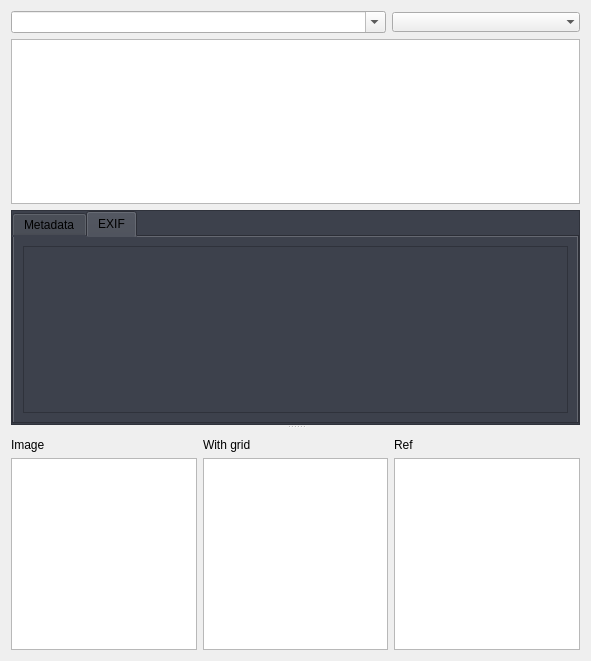
This is snowimagerpro/app/plugins/image_processor/ui/explr.ui in lbmnky/SnowImagerPro as Qt 5 draws it before an edit. The edited form follows.
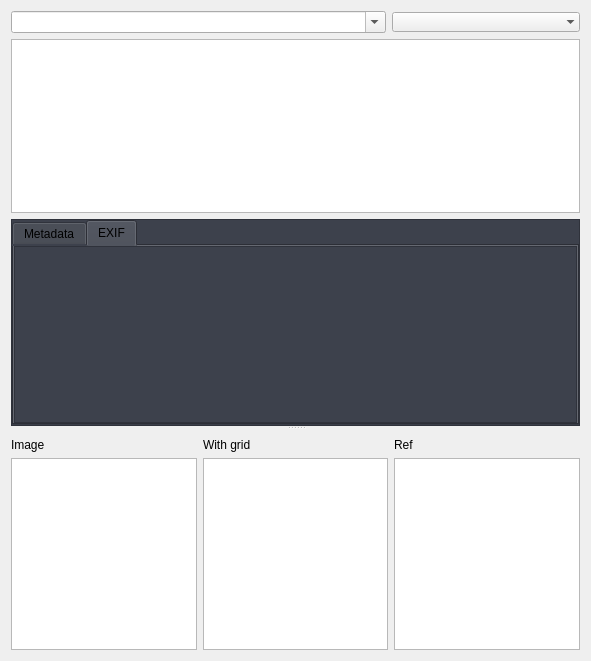
This is the edited form. The open tabs and pages were chosen to show the change.

Commit message: FEATURE: Update UI layout for EXIF data display

```diff
--- a/snowimagerpro/app/plugins/image_processor/ui/explr.ui
+++ b/snowimagerpro/app/plugins/image_processor/ui/explr.ui
@@ -25,6 +25,9 @@
      <property name="orientation">
       <enum>Qt::Vertical</enum>
      </property>
+     <property name="handleWidth">
+      <number>3</number>
+     </property>
      <widget class="QFrame" name="frame">
       <property name="sizePolicy">
        <sizepolicy hsizetype="Preferred" vsizetype="Preferred">
@@ -161,6 +164,21 @@
                 <string>EXIF</string>
                </attribute>
                <layout class="QHBoxLayout" name="horizontalLayout_6">
+                <property name="spacing">
+                 <number>0</number>
+                </property>
+                <property name="leftMargin">
+                 <number>0</number>
+                </property>
+                <property name="topMargin">
+                 <number>0</number>
+                </property>
+                <property name="rightMargin">
+                 <number>0</number>
+                </property>
+                <property name="bottomMargin">
+                 <number>0</number>
+                </property>
                 <item>
                  <widget class="QTextEdit" name="show_exif"/>
                 </item>
```
Left out of the diff: 2 changed lines with no effect on the pictures. The commit also changes 1 other file.
